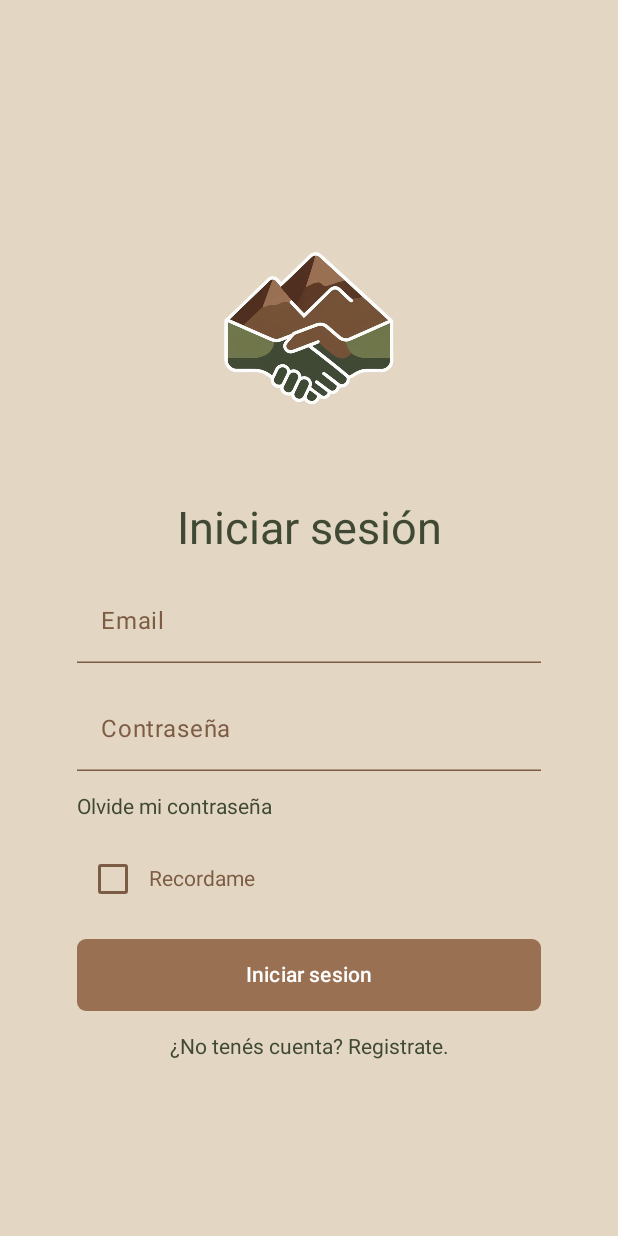
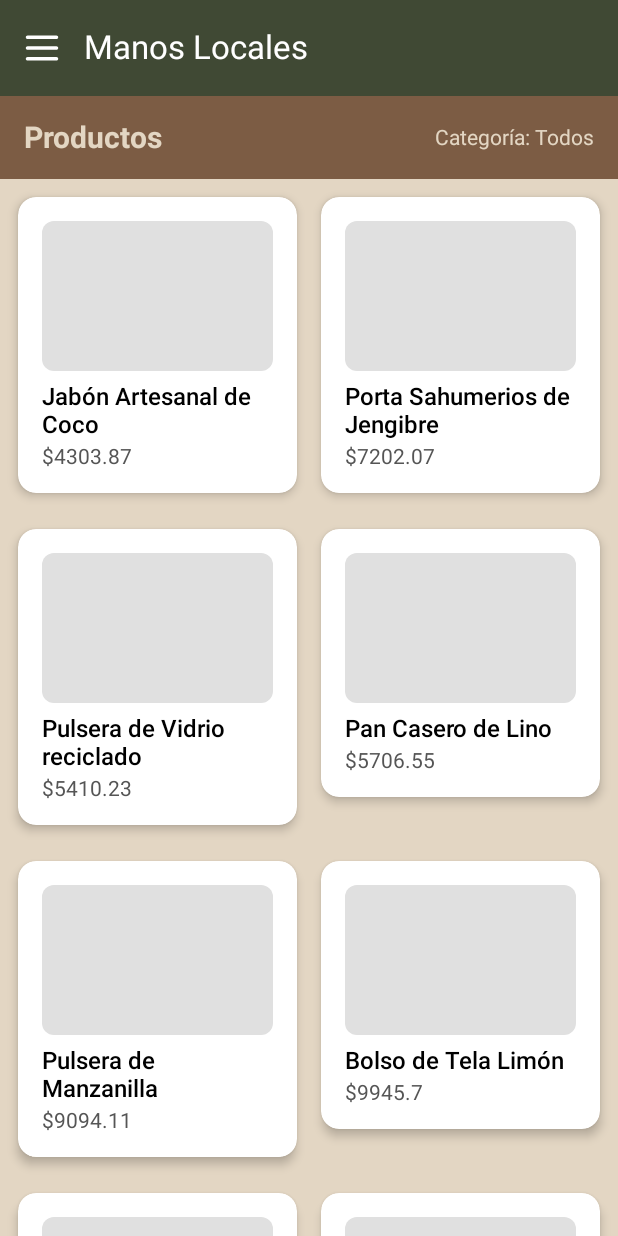
Before and after one commit to fabri8d/ManosLocales, an Android app built with Jetpack Compose: the screen it shows after launch (LoginActivity before the commit, MainMenuActivity after it), after a tap on "Iniciar sesion", on a phone screen of 412 x 824 dp. Run offline under Robolectric (Android 15) with nearby library versions, the phone set to English and light mode, and no system bars; libraries missing offline, so code that uses them is left out: com.undef.

Commit message:
New features: Main menu screen -products lazycolumn added -top bar added -submenu image added to top bar Products data class Product provider added for temporary  product local data examples User data class(not implemented)
Modified features:
Login screen
-welcome text added

```diff
--- a/app/src/main/java/com/undef/ManosLocales/LoginScreen.kt
+++ b/app/src/main/java/com/undef/ManosLocales/LoginScreen.kt
@@ -44,7 +44,16 @@ fun Login() {
                 contentScale = ContentScale.Fit,
                 modifier = Modifier.size(200.dp)
             )
-            Text("Iniciar sesión", color = Color(0xFF404934), fontSize = 30.sp)
+            Row(){
+                Column(horizontalAlignment = Alignment.CenterHorizontally) {
+                    Text("Bienvenido", color = Color(0xFF404934), fontSize = 40.sp)
+                    Text("Inicie sesion para continuar",
+                        color = Color(0xFF404934),
+                        fontSize = 15.sp,
+                        modifier = Modifier.padding(top = 10.dp)) }
+
+            }
+
 
             TextField(
                 value = email.value,
@@ -123,7 +132,9 @@ fun Login() {
             }
 
             Button(
-                onClick = { /* sin lógica */ },
+                onClick = {
+                    val intent = Intent(context, MainMenuActivity::class.java)
+                    context.startActivity(intent) },
                 modifier = Modifier
                     .fillMaxWidth()
                     .height(48.dp),
@@ -132,7 +143,9 @@ fun Login() {
                 ),
                 shape = RoundedCornerShape(6.dp)
             ) {
-                Text("Iniciar sesion", color = Color.White)
+                Text("Iniciar sesion",
+                    color = Color.White
+                )
             }
             Text(
                 text = "¿No tenés cuenta? Registrate.",
--- /dev/null
+++ b/app/src/main/java/com/undef/ManosLocales/MainMenuActivity.kt
@@ -0,0 +1,24 @@
+package com.undef.ManosLocales
+
+import android.os.Bundle
+import androidx.activity.ComponentActivity
+import androidx.activity.compose.setContent
+import androidx.activity.enableEdgeToEdge
+import androidx.compose.foundation.layout.fillMaxSize
+import androidx.compose.foundation.layout.padding
+import androidx.compose.material3.Scaffold
+import androidx.compose.material3.Text
+import androidx.compose.runtime.Composable
+import androidx.compose.ui.Modifier
+import androidx.compose.ui.tooling.preview.Preview
+import com.undef.ManosLocales.ui.theme.ManosLocalesTheme
+
+class MainMenuActivity : ComponentActivity() {
+    override fun onCreate(savedInstanceState: Bundle?) {
+        super.onCreate(savedInstanceState)
+        enableEdgeToEdge()
+        setContent {
+            Posts()
+        }
+    }
+}
--- /dev/null
+++ b/app/src/main/java/com/undef/ManosLocales/MainMenuScreen.kt
@@ -0,0 +1,179 @@
+package com.undef.ManosLocales
+
+import androidx.compose.foundation.background
+import androidx.compose.foundation.clickable
+import androidx.compose.foundation.layout.*
+import androidx.compose.foundation.lazy.LazyColumn
+import androidx.compose.foundation.lazy.items
+import androidx.compose.material3.*
+import androidx.compose.runtime.*
+import androidx.compose.ui.Alignment
+import androidx.compose.ui.Modifier
+import androidx.compose.ui.graphics.Color
+import androidx.compose.ui.unit.dp
+import androidx.compose.ui.unit.sp
+import androidx.compose.foundation.shape.RoundedCornerShape
+import androidx.compose.ui.text.font.FontWeight
+import androidx.compose.ui.draw.shadow
+import androidx.compose.ui.res.painterResource
+
+@OptIn(ExperimentalMaterial3Api::class)
+@Composable
+fun Posts() {
+    val productsList = remember { ProductProvider.productsList }
+
+    var selectedCategory by remember { mutableStateOf("Todos") }
+    var expanded by remember { mutableStateOf(false) }
+
+    val categories = listOf(
+        "Todos",
+        "Higiene",
+        "Decoración",
+        "Accesorios",
+        "Pan",
+        "Textil",
+        "Bebida",
+        "Papelería",
+        "Cerámica"
+    )
+
+    val filteredProducts = if (selectedCategory == "Todos") {
+        productsList
+    } else {
+        productsList.filter { it.category == selectedCategory }
+    }
+
+    Scaffold(
+        topBar = {
+            TopAppBar(
+                title = {
+                    Text(
+                        text = "Manos Locales",
+                        color = Color.White
+                    )
+                },
+                navigationIcon = {
+                    IconButton(onClick = {  },
+                        shape = RoundedCornerShape(0)) {
+                        Icon(
+                            painter = painterResource(id = R.drawable.submenu),
+                            contentDescription = "Submenu",
+                            tint = Color.White
+                        )
+                    }
+                },
+                colors = TopAppBarDefaults.topAppBarColors(
+                    containerColor = Color(0xFF404934)
+                )
+            )
+
+        }
+    ) { paddingValues ->
+
+        Column(
+            modifier = Modifier
+                .padding(paddingValues)
+                .fillMaxSize()
+        ) {
+            Row(
+                modifier = Modifier
+                    .fillMaxWidth()
+                    .background(Color(0xFF7C5C44)),
+                horizontalArrangement = Arrangement.SpaceBetween,
+                verticalAlignment = Alignment.CenterVertically
+            ) {
+                Text(
+                    text = "Productos",
+                    modifier = Modifier.padding(start = 16.dp, top = 16.dp, bottom = 16.dp),
+                    color = Color(0xFFe3d6c3),
+                    fontSize = 20.sp,
+                    fontWeight = FontWeight.Bold
+                )
+
+                Box {
+                    Text(
+                        "Categoría: $selectedCategory",
+                        color = Color(0xFFe3d6c3),
+                        modifier = Modifier
+                            .padding(16.dp)
+                            .clickable { expanded = !expanded }
+                    )
+                    DropdownMenu(
+                        expanded = expanded,
+                        onDismissRequest = { expanded = false },
+                        modifier = Modifier.padding(10.dp)
+                    ) {
+                        categories.forEach { category ->
+                            DropdownMenuItem(
+                                text = { Text(category) },
+                                onClick = {
+                                    selectedCategory = category
+                                    expanded = false
+                                }
+                            )
+                        }
+                    }
+                }
+            }
+            Row(modifier = Modifier
+                .background(Color(0xFFe3d6c3))
+                .fillMaxHeight()) {
+                LazyColumn() {
+                    items(filteredProducts.chunked(2)) { rowItems ->
+                        Row(
+                            modifier = Modifier
+                                .fillMaxWidth()
+                                .padding(8.dp),
+                            horizontalArrangement = Arrangement.spacedBy(8.dp)
+                        ) {
+                            rowItems.forEach { product ->
+                                Box(modifier = Modifier.weight(1f)) {
+                                    ProductItem(product = product)
+                                }
+                            }
+                            if (rowItems.size == 1) {
+                                Spacer(modifier = Modifier.weight(1f))
+                            }
+                        }
+                    }
+                }
+            }
+
+        }
+    }
+}
+
+@Composable
+fun ProductItem(product: Product) {
+    Column(
+        modifier = Modifier
+            .padding(4.dp)
+            .shadow(4.dp, RoundedCornerShape(12.dp))
+            .background(Color.White, shape = RoundedCornerShape(12.dp))
+            .padding(16.dp)
+    ) {
+        // Placeholder para imagen
+        Box(
+            modifier = Modifier
+                .height(100.dp)
+                .fillMaxWidth()
+                .background(Color(0xFFE0E0E0), RoundedCornerShape(8.dp))
+        )
+
+        Spacer(modifier = Modifier.height(8.dp))
+
+        Text(
+            text = product.name,
+            fontSize = 16.sp,
+            fontWeight = FontWeight.Medium,
+            color = Color.Black
+        )
+
+        Text(
+            text = "$${product.price}",
+            fontSize = 14.sp,
+            color = Color(0xFF555555),
+            modifier = Modifier.padding(top = 4.dp)
+        )
+    }
+}
--- /dev/null
+++ b/app/src/main/java/com/undef/ManosLocales/Product.kt
@@ -0,0 +1,10 @@
+package com.undef.ManosLocales
+
+data class Product(
+    val name: String,
+    val price: Double,
+    val category: String,
+    val description: String,
+//    val image: String,
+//    val owner: String
+)
--- /dev/null
+++ b/app/src/main/java/com/undef/ManosLocales/ProductProvider.kt
@@ -0,0 +1,46 @@
+package com.undef.ManosLocales
+
+object ProductProvider {
+    val productsList = listOf(
+        Product(name = "Jabón Artesanal de Coco", price = 4303.87, category = "Higiene", description = "Jabón hecho a mano con ingredientes naturales y esencia de coco"),
+        Product(name = "Porta Sahumerios de Jengibre", price = 7202.07, category = "Decoración", description = "Porta sahumerios hecho a mano con madera de jengibre"),
+        Product(name = "Pulsera de Vidrio reciclado", price = 5410.23, category = "Accesorios", description = "Pulsera tejida a mano con vidrio reciclado naturales"),
+        Product(name = "Pan Casero de Lino", price = 5706.55, category = "Pan", description = "Pan artesanal horneado en horno de barro con lino"),
+        Product(name = "Pulsera de Manzanilla", price = 9094.11, category = "Accesorios", description = "Pulsera tejida a mano con manzanilla naturales"),
+        Product(name = "Bolso de Tela Limón", price = 9945.7, category = "Textil", description = "Bolso artesanal con diseño estampado de limón"),
+        Product(name = "Pan Casero de Rosas", price = 10114.67, category = "Pan", description = "Pan artesanal horneado en horno de barro con rosas"),
+        Product(name = "Cerveza Artesanal Eucalipto", price = 4726.01, category = "Bebida", description = "Cerveza elaborada artesanalmente con un toque de eucalipto"),
+        Product(name = "Cuaderno Lino a Mano", price = 9069.44, category = "Papelería", description = "Cuaderno artesanal con tapas de lino y hojas recicladas"),
+        Product(name = "Cuaderno Menta a Mano", price = 3984.9, category = "Papelería", description = "Cuaderno artesanal con tapas de menta y hojas recicladas"),
+        Product(name = "Taza de Cerámica Coco", price = 3061.86, category = "Cerámica", description = "Taza hecha y pintada a mano con diseño de coco"),
+        Product(name = "Cuaderno Cedro a Mano", price = 5947.59, category = "Papelería", description = "Cuaderno artesanal con tapas de cedro y hojas recicladas"),
+        Product(name = "Pulsera de Cedro", price = 5456.02, category = "Accesorios", description = "Pulsera tejida a mano con cedro naturales"),
+        Product(name = "Jabón Artesanal de Piedras", price = 6630.66, category = "Higiene", description = "Jabón hecho a mano con ingredientes naturales y esencia de piedras"),
+        Product(name = "Cerveza Artesanal Cedro", price = 9812.43, category = "Bebida", description = "Cerveza elaborada artesanalmente con un toque de cedro"),
+        Product(name = "Cuaderno Piedras a Mano", price = 9836.24, category = "Papelería", description = "Cuaderno artesanal con tapas de piedras y hojas recicladas"),
+        Product(name = "Vela Aromática de Cedro", price = 9723.77, category = "Decoración", description = "Vela artesanal con fragancia de cedro y cera de soja"),
+        Product(name = "Cuaderno Algodón a Mano", price = 3523.8, category = "Papelería", description = "Cuaderno artesanal con tapas de algodón y hojas recicladas"),
+        Product(name = "Vela Aromática de Barro", price = 9491.28, category = "Decoración", description = "Vela artesanal con fragancia de barro y cera de soja"),
+        Product(name = "Taza de Cerámica Cedro", price = 10421.31, category = "Cerámica", description = "Taza hecha y pintada a mano con diseño de cedro"),
+        Product(name = "Taza de Cerámica Algodón", price = 5602.55, category = "Cerámica", description = "Taza hecha y pintada a mano con diseño de algodón"),
+        Product(name = "Jabón Artesanal de MentA", price = 2836.76, category = "Higiene", description = "Jabón hecho a mano con ingredientes naturales y esencia de mentA"),
+        Product(name = "Cuaderno Jengibre a Mano", price = 9812.91, category = "Papelería", description = "Cuaderno artesanal con tapas de jengibre y hojas recicladas"),
+        Product(name = "Vela Aromática de Coco", price = 2295.43, category = "Decoración", description = "Vela artesanal con fragancia de coco y cera de soja"),
+        Product(name = "Cerveza Artesanal Rosas", price = 6362.44, category = "Bebida", description = "Cerveza elaborada artesanalmente con un toque de rosas"),
+        Product(name = "Cuaderno Barro a Mano", price = 6434.32, category = "Papelería", description = "Cuaderno artesanal con tapas de barro y hojas recicladas"),
+        Product(name = "Bolso de Tela Barro", price = 2852.75, category = "Textil", description = "Bolso artesanal con diseño estampado de barro"),
+        Product(name = "Cerveza Artesanal Piedras", price = 4472.83, category = "Bebida", description = "Cerveza elaborada artesanalmente con un toque de piedras"),
+        Product(name = "Pan Casero de Cedro", price = 9640.88, category = "Pan", description = "Pan artesanal horneado en horno de barro con cedro"),
+        Product(name = "Porta Sahumerios de Lino", price = 2434.64, category = "Decoración", description = "Porta sahumerios hecho a mano con madera de lino"),
+        Product(name = "Cuaderno Pino a Mano", price = 8370.13, category = "Papelería", description = "Cuaderno artesanal con tapas de pino y hojas recicladas"),
+        Product(name = "Vela Aromática de Limón", price = 9020.94, category = "Decoración", description = "Vela artesanal con fragancia de limón y cera de soja"),
+        Product(name = "Pulsera de Limón", price = 10025.99, category = "Accesorios", description = "Pulsera tejida a mano con limón naturales"),
+        Product(name = "Cuaderno Lino a Mano", price = 3543.84, category = "Papelería", description = "Cuaderno artesanal con tapas de lino y hojas recicladas"),
+        Product(name = "Pan Casero de Lavanda", price = 10740.57, category = "Pan", description = "Pan artesanal horneado en horno de barro con lavanda"),
+        Product(name = "Bolso de Tela Eucalipto", price = 2095.97, category = "Textil", description = "Bolso artesanal con diseño estampado de eucalipto"),
+        Product(name = "Pan Casero de Limón", price = 10217.2, category = "Pan", description = "Pan artesanal horneado en horno de barro con limón"),
+        Product(name = "Cerveza Artesanal Manzanilla", price = 2804.51, category = "Bebida", description = "Cerveza elaborada artesanalmente con un toque de manzanilla"),
+        Product(name = "Cuaderno Hoja secas a Mano", price = 9991.14, category = "Papelería", description = "Cuaderno artesanal con tapas de hoja secas y hojas recicladas"),
+        Product(name = "Cuaderno Barro a Mano", price = 3183.62, category = "Papelería", description = "Cuaderno artesanal con tapas de barro y hojas recicladas")
+
+    )}
--- a/app/src/main/java/com/undef/ManosLocales/SininScreen.kt
+++ b/app/src/main/java/com/undef/ManosLocales/SininScreen.kt
@@ -175,7 +175,9 @@ fun Sinin() {
             }
 
             Button(
-                onClick = { /* sin lógica */ },
+                onClick = {
+                    val intent = Intent(context, LoginActivity::class.java)
+                    context.startActivity(intent) },
                 modifier = Modifier
                     .fillMaxWidth()
                     .height(48.dp),
--- /dev/null
+++ b/app/src/main/java/com/undef/ManosLocales/User.kt
@@ -0,0 +1,5 @@
+package com.undef.ManosLocales
+
+data class User(
+    val name: String
+)
--- /dev/null
+++ b/app/src/main/res/drawable/submenu.xml
@@ -0,0 +1,12 @@
+<?xml version="1.0" encoding="utf-8"?>
+
+<vector xmlns:android="http://schemas.android.com/apk/res/android"
+    android:width="24dp"
+    android:height="24dp"
+    android:viewportWidth="20"
+    android:viewportHeight="20">
+    <path
+        android:fillColor="#000000"
+        android:fillType="evenOdd"
+        android:pathData="M19,4a1,1 0 0,1 -1,1H2a1,1 0 0,1 0,-2h16a1,1 0 0,1 1,1zM19,10a1,1 0 0,1 -1,1H2a1,1 0 1,1 0,-2h16a1,1 0 0,1 1,1zM18,17a1,1 0 1,0 0,-2H2a1,1 0 1,0 0,2h16z" />
+</vector>
--- a/app/src/main/res/values/strings.xml
+++ b/app/src/main/res/values/strings.xml
@@ -2,4 +2,5 @@
     <string name="app_name">Manos Locales</string>
     <string name="title_activity_singin">SinginActivity</string>
     <string name="title_activity_login">LoginActivity</string>
+    <string name="title_activity_main_menu">MainMenuActivity</string>
 </resources>
```
Also changed, not shown: app/src/main/AndroidManifest.xml (+6 -2 lines).
